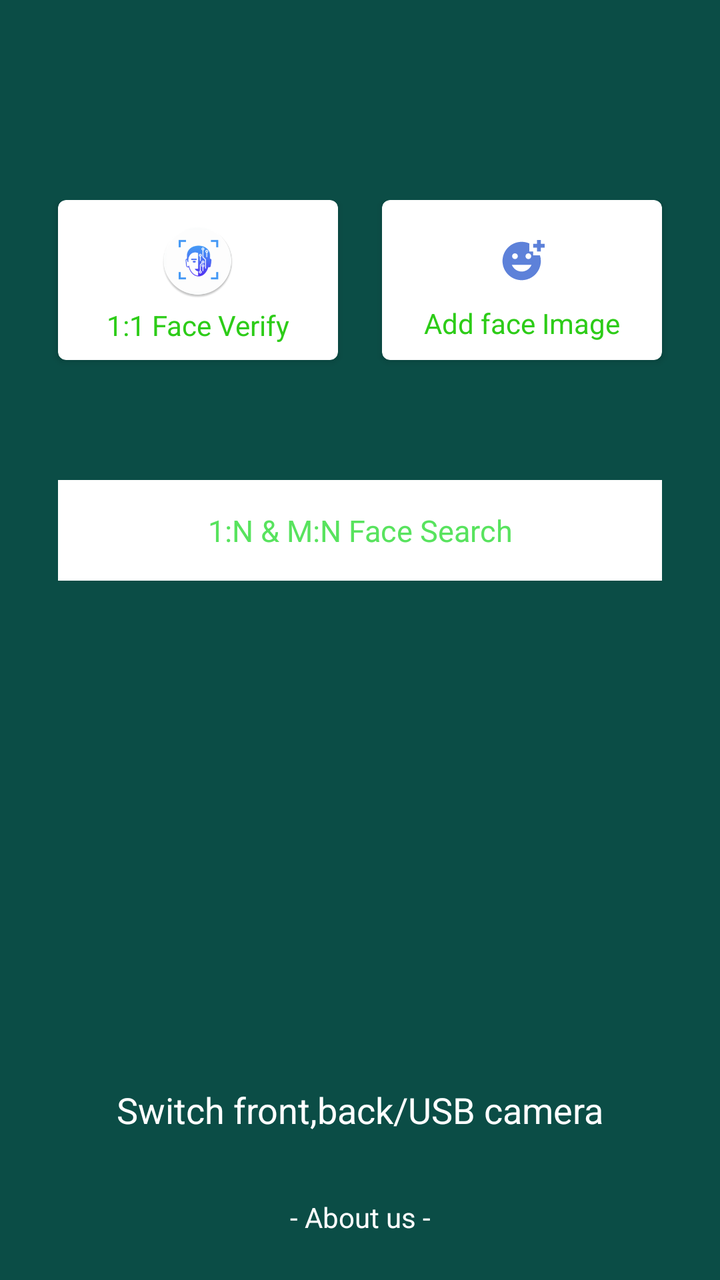
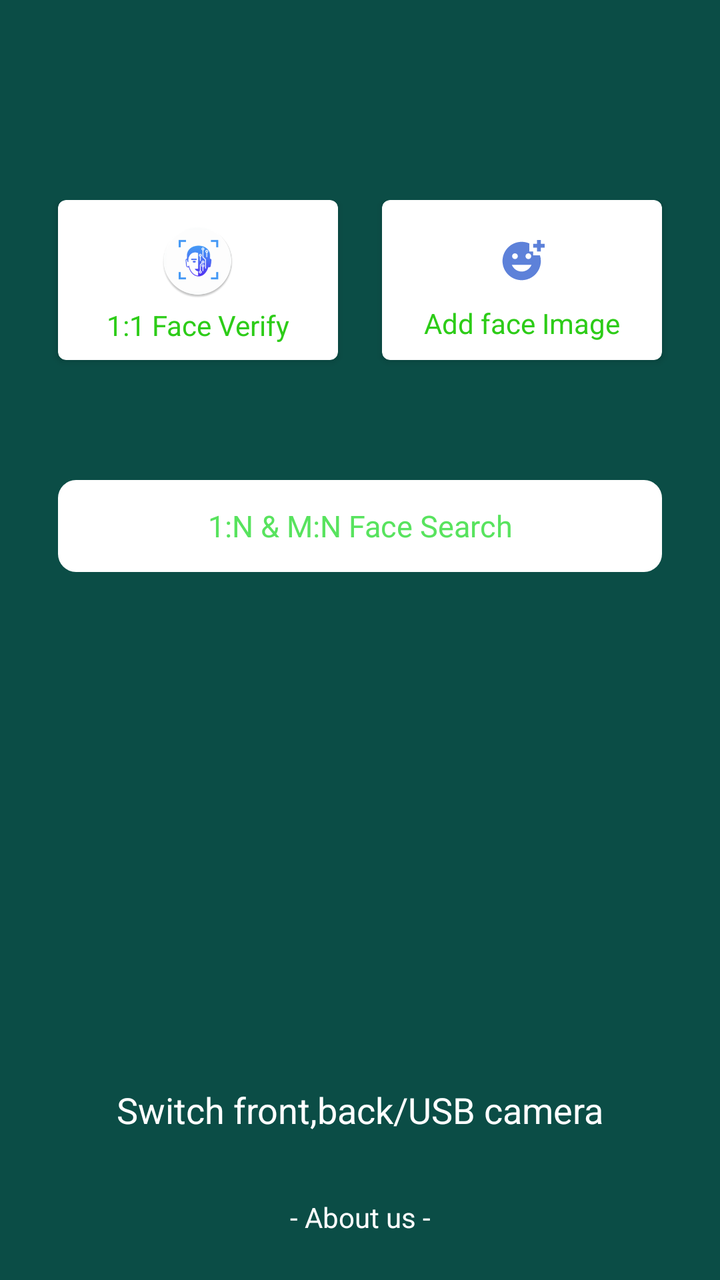

An Android layout rendered at two revisions. The XML below is the earlier revision; the diff shows what the commit changed to produce the second picture.
<!-- AndroidManifest.xml: another module's application theme FaceAIAppTheme -->
<!-- res/layout/activity_face_ai_navi.xml -->
<?xml version="1.0" encoding="utf-8"?>
<androidx.constraintlayout.widget.ConstraintLayout xmlns:android="http://schemas.android.com/apk/res/android"
    xmlns:app="http://schemas.android.com/apk/res-auto"
    xmlns:tools="http://schemas.android.com/tools"
    android:layout_width="match_parent"
    android:layout_height="match_parent"
    android:background="@color/face_lib_main_color"
    android:paddingTop="100dp"
    tools:context=".FaceAINaviActivity">

    
    <androidx.cardview.widget.CardView
        android:id="@+id/face_verify_card"
        android:layout_width="0dp"
        android:layout_height="80dp"
        app:cardCornerRadius="4dp"
        android:layout_marginLeft="29dp"
        android:layout_marginRight="11dp"
        app:cardBackgroundColor="@color/white"
        app:layout_constraintEnd_toStartOf="@+id/update_base_image"
        app:layout_constraintStart_toStartOf="parent"
        app:layout_constraintTop_toTopOf="parent">

        <LinearLayout
            android:layout_width="match_parent"
            android:layout_height="wrap_content"
            android:layout_gravity="center"
            android:orientation="vertical">

            <ImageView
                android:layout_width="45dp"
                android:layout_height="45dp"
                android:padding="4dp"
                android:layout_gravity="center_horizontal"
                android:src="@drawable/logo" />

            <TextView
                android:id="@+id/face_verify"
                android:layout_width="match_parent"
                android:layout_height="wrap_content"
                android:layout_gravity="center_horizontal"
                android:gravity="center"
                android:text="@string/face_verify_1vs1"
                android:textColor="#2DCC18"
                android:textSize="14sp" />

        </LinearLayout>

    </androidx.cardview.widget.CardView>


    
    <androidx.cardview.widget.CardView
        android:id="@+id/update_base_image"
        android:layout_width="0dp"
        android:layout_height="80dp"
        app:cardCornerRadius="4dp"
        android:layout_marginRight="29dp"
        android:layout_marginLeft="11dp"
        app:cardBackgroundColor="@color/white"
        app:layout_constraintEnd_toEndOf="parent"
        app:layout_constraintStart_toEndOf="@+id/face_verify_card"
        app:layout_constraintTop_toTopOf="parent">

        <LinearLayout
            android:layout_width="match_parent"
            android:layout_height="wrap_content"
            android:layout_gravity="center"
            android:orientation="vertical">

            <ImageView
                android:layout_width="43dp"
                android:layout_height="43dp"
                android:padding="10dp"
                android:layout_gravity="center_horizontal"
                android:src="@drawable/ic_add_face" />

            <TextView
                android:id="@+id/change_base_img"
                android:layout_width="match_parent"
                android:layout_height="wrap_content"
                android:layout_gravity="center_horizontal"
                android:gravity="center"
                android:text="@string/add_face_image"
                android:textColor="#2DCC18"
                android:textSize="14sp"
                app:layout_constraintTop_toBottomOf="@+id/update_base_image" />

        </LinearLayout>

    </androidx.cardview.widget.CardView>




    <TextView
        android:id="@+id/face_search_1_n"
        android:layout_width="match_parent"
        android:layout_height="wrap_content"
        android:layout_marginTop="60dp"
        android:background="@color/white"
        android:gravity="center"
        android:layout_marginLeft="29dp"
        android:layout_marginRight="29dp"
        android:paddingTop="15dp"
        android:paddingBottom="15dp"
        android:visibility="visible"
        android:text="@string/face_search_navi"
        android:textColor="@color/green"
        android:textSize="15sp"
        app:layout_constraintEnd_toEndOf="parent"
        app:layout_constraintStart_toStartOf="parent"
        app:layout_constraintTop_toBottomOf="@+id/face_verify_card" />


    <TextView
        android:id="@+id/change_camera"
        android:layout_width="match_parent"
        android:layout_height="wrap_content"
        android:layout_gravity="bottom"
        android:gravity="center"
        android:textColor="@android:color/white"
        android:textSize="18sp"
        android:padding="5dp"
        android:layout_marginTop="5dp"
        android:layout_marginBottom="16dp"
        app:layout_constraintBottom_toTopOf="@+id/more_about_me"
        android:text="@string/switch_camera" />


    <TextView
        android:id="@+id/more_about_me"
        android:layout_width="match_parent"
        android:layout_height="wrap_content"
        android:gravity="center"
        android:padding="11dp"
        android:visibility="visible"
        android:text="@string/about_us"
        android:textColor="@android:color/white"
        android:textSize="14sp"
        android:layout_marginBottom="11dp"
        app:layout_constraintBottom_toBottomOf="parent" />




</androidx.constraintlayout.widget.ConstraintLayout>
<!-- resources referenced by this layout -->
<resources>
  <color name="face_lib_main_color">#0B4D46</color>
  <color name="green">#58E35E</color>
  <color name="white">#FFFFFFFF</color>
  <!-- drawable ic_add_face (drawable) -->
  <vector android:alpha="0.87" android:height="24dp"
      android:tint="#446DD3" android:viewportHeight="24"
      android:viewportWidth="24" android:width="24dp" xmlns:android="http://schemas.android.com/apk/res/android">
      <path android:fillColor="@android:color/white" android:pathData="M18,9V7h-2V2.84C14.77,2.3 13.42,2 11.99,2C6.47,2 2,6.48 2,12s4.47,10 9.99,10C17.52,22 22,17.52 22,12c0,-1.05 -0.17,-2.05 -0.47,-3H18zM15.5,8C16.33,8 17,8.67 17,9.5S16.33,11 15.5,11S14,10.33 14,9.5S14.67,8 15.5,8zM8.5,8C9.33,8 10,8.67 10,9.5S9.33,11 8.5,11S7,10.33 7,9.5S7.67,8 8.5,8zM12,17.5c-2.33,0 -4.31,-1.46 -5.11,-3.5h10.22C16.31,16.04 14.33,17.5 12,17.5zM22,3h2v2h-2v2h-2V5h-2V3h2V1h2V3z"/>
  </vector>
  <!-- drawable logo: webp bitmap (drawable, 10054 bytes) -->
  <string name="about_us">- About us - </string>
  <string name="add_face_image">Add face Image</string>
  <string name="face_search_navi">1:N &amp; M:N  Face Search </string>
  <string name="face_verify_1vs1">1:1 Face Verify </string>
  <string name="switch_camera">Switch front,back/USB camera </string>
  <style name="FaceAIAppTheme" parent="Theme.AppCompat.DayNight.NoActionBar">
          
          <item name="colorControlNormal">@android:color/white</item>
          <item name="colorPrimary">@color/face_lib_main_color</item>
          <item name="colorPrimaryDark">@color/face_lib_main_color</item>
          <item name="colorAccent">@color/face_lib_main_color</item>
  
          <item name="buttonBarPositiveButtonStyle">@style/positiveBtnStyle</item>
          <item name="buttonBarNegativeButtonStyle">@style/negativeBtnstyle</item>
      </style>
  <style name="positiveBtnStyle" parent="Widget.AppCompat.Button.ButtonBar.AlertDialog">
          <item name="android:textColor">@color/green</item>
      </style>
  <style name="negativeBtnstyle" parent="Widget.AppCompat.Button.ButtonBar.AlertDialog">
          <item name="android:textColor">@color/red</item>
      </style>
  <color name="red">#E91E63</color>
</resources>

<!-- the commit's change to res/layout/activity_face_ai_navi.xml (unified diff, before → after) -->
@@ -96,14 +96,12 @@
     <TextView
         android:id="@+id/face_search_1_n"
         android:layout_width="match_parent"
-        android:layout_height="wrap_content"
+        android:layout_height="46dp"
         android:layout_marginTop="60dp"
-        android:background="@color/white"
+        android:background="@drawable/bg_btn"
         android:gravity="center"
         android:layout_marginLeft="29dp"
         android:layout_marginRight="29dp"
-        android:paddingTop="15dp"
-        android:paddingBottom="15dp"
         android:visibility="visible"
         android:text="@string/face_search_navi"
         android:textColor="@color/green"
<!-- resource entries referenced after the edit -->
@@ -3,6 +3,12 @@
   <color name="face_lib_main_color">#0B4D46</color>
   <color name="green">#58E35E</color>
   <color name="white">#FFFFFFFF</color>
+  <!-- drawable bg_btn (drawable) -->
+  <?xml version="1.0" encoding="utf-8"?>
+  <shape xmlns:android="http://schemas.android.com/apk/res/android">
+      <corners android:radius="9dp" />
+      <solid android:color="@color/white" />
+  </shape>
   <!-- drawable ic_add_face (drawable) -->
   <vector android:alpha="0.87" android:height="24dp"
       android:tint="#446DD3" android:viewportHeight="24"
